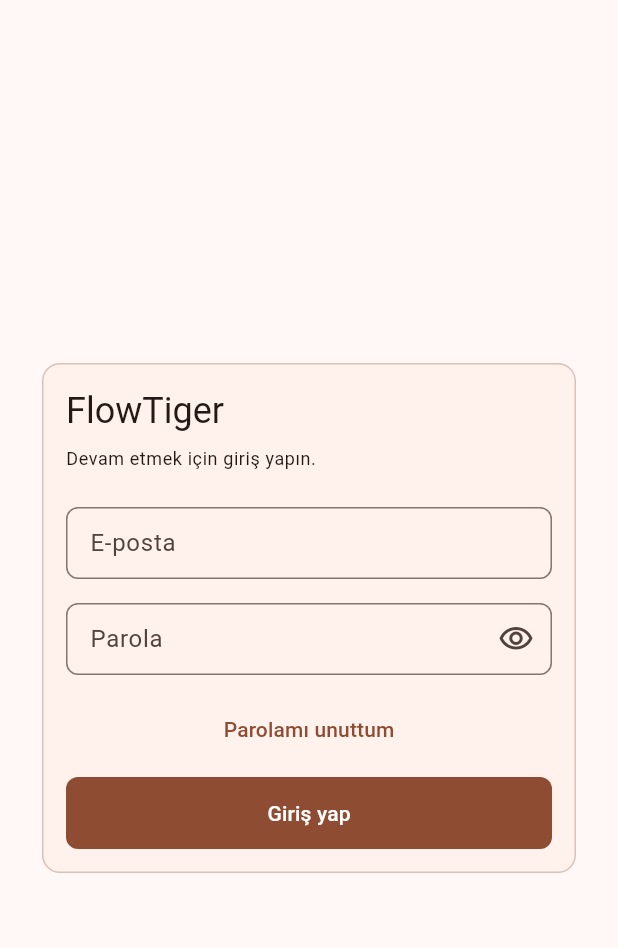
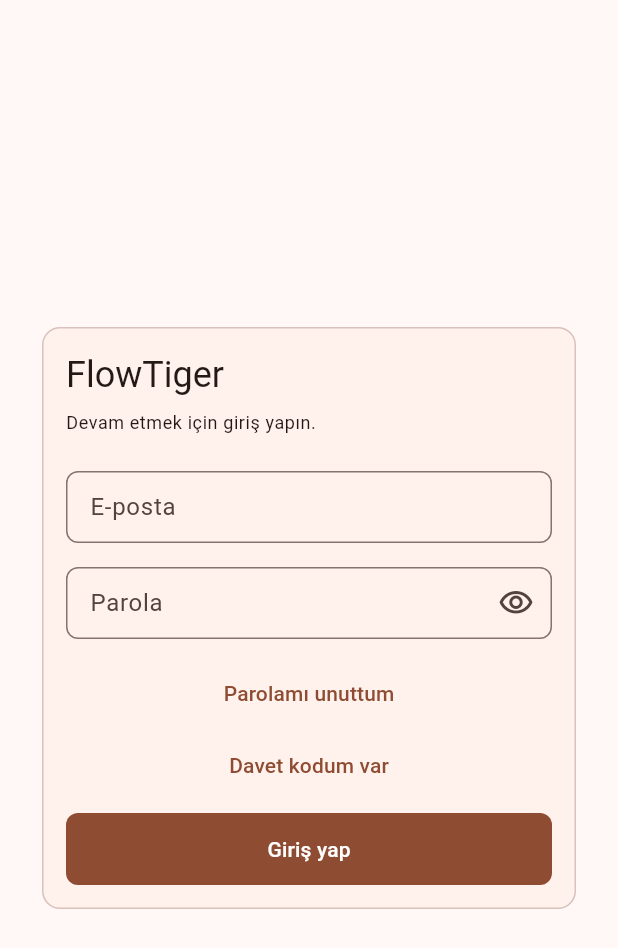
Before and after one commit to mamigh23/Flowtiger, a Flutter app: the screen it shows after launch, on a phone screen of 412 x 824 dp. Shown: the top 948 px of the screen. Run offline on Flutter 3.47's test engine with Material 3 defaults, Android fonts, the light colour scheme and no system bars; our stand-ins replace flutter_riverpod, flutter_secure_storage; accounts and stored records are empty.

Commit message:
feat(mobile): link login to invitation acceptance

```diff
--- a/mobil/lib/features/auth/login_screen.dart
+++ b/mobil/lib/features/auth/login_screen.dart
@@ -6,6 +6,7 @@
 import '../../widgets/ui.dart';
 import 'auth_controller.dart';
 import 'forgot_password_screen.dart';
+import '../invitations/accept_invitation_screen.dart';
 
 /// Giriş ekranı.
 ///
@@ -148,6 +149,16 @@
                               ),
                       child: const Text('Parolamı unuttum'),
                     ),
+                    TextButton(
+                      onPressed: _submitting
+                          ? null
+                          : () => Navigator.of(context).push<void>(
+                                MaterialPageRoute<void>(
+                                  builder: (_) => const AcceptInvitationScreen(),
+                                ),
+                              ),
+                      child: const Text('Davet kodum var'),
+                    ),
                     const SizedBox(height: FtTokens.space2),
                     FilledButton(
                       onPressed: _submitting ? null : _submit,
```
